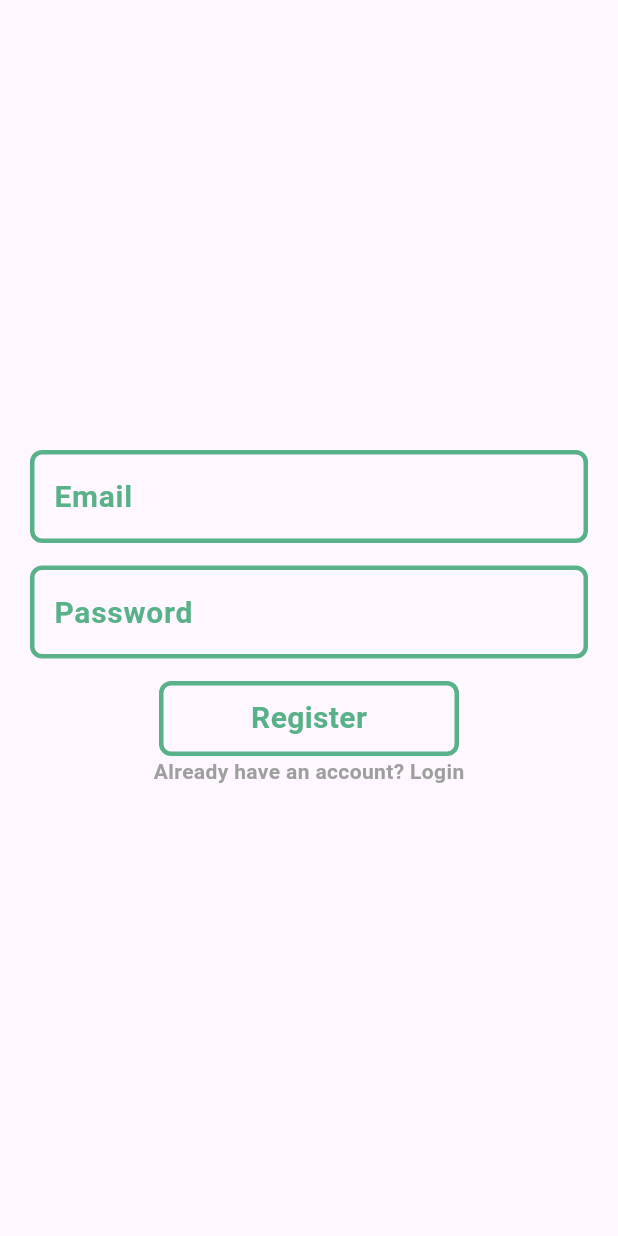
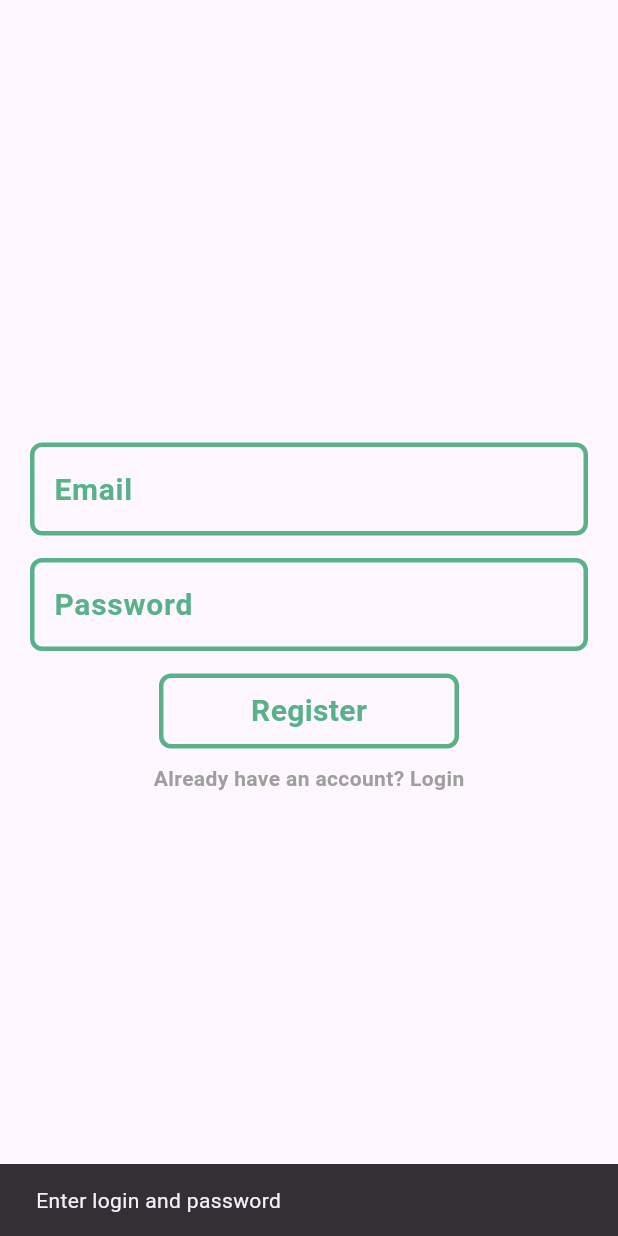
Before and after one commit to aposaitama/sqliteShopApp, a Flutter app: the RegisterPage screen opened by its route, after a tap on "Register", on a phone screen of 412 x 824 dp. Run offline on Flutter 3.47's test engine with Material 3 defaults, Android fonts, the phone set to English and light mode, and no system bars; our stand-ins replace animated_notch_bottom_bar, shared_preferences, sqflite; accounts and stored records are empty.

Commit message:
created logic fpr login and register page and used shared_preferences for userID

```diff
--- a/lib/models/user.dart
+++ b/lib/models/user.dart
@@ -1,9 +1,16 @@
 class User {
-  final int id;
-  final String name;
-  User({required this.id, required this.name});
+  int? id;
+  final String login;
+  final String password;
+  User({this.id, required this.login, required this.password});
 
   factory User.fromJson(Map<String, dynamic> json) {
-    return User(id: json['id'], name: json['name']);
+    return User(
+        id: json['id'], login: json['login'], password: json['password']);
   }
+  Map<String, dynamic> toMap() => {
+        'id': id,
+        'login': login,
+        'password': password,
+      };
 }
--- a/lib/pages/home_page.dart
+++ b/lib/pages/home_page.dart
@@ -28,7 +28,7 @@ class _HomePageState extends State<HomePage> {
     const ProductsPage(),
     const CartPage(),
     const HistoryPage(),
-    const UserProfilePage(),
+    // const UserProfilePage(),
   ];
 
   @override
--- a/lib/pages/register_page.dart
+++ b/lib/pages/register_page.dart
@@ -1,4 +1,6 @@
 import 'package:flutter/material.dart';
+import 'package:provider/provider.dart';
+import 'package:shop/provider/user_provider.dart';
 import 'package:shop/widgets/gesture_detector.dart';
 import 'package:shop/widgets/text_field.dart';
 
@@ -22,26 +24,55 @@ class _RegisterPageState extends State<RegisterPage> {
           child: Column(
             mainAxisAlignment: MainAxisAlignment.center,
             children: [
-              //email textfield
+              // Email textfield
               MyTextField(
                 text: 'Email',
                 controller: emailController,
               ),
+              const SizedBox(height: 15),
 
-              const SizedBox(
-                height: 15,
-              ),
-              //password textfield
+              // Password textfield
               MyTextField(
                 text: 'Password',
                 controller: passwordController,
               ),
+              const SizedBox(height: 15),
 
-              const SizedBox(
-                height: 15,
+              // Register button inside Consumer
+              Consumer<UserProvider>(
+                builder: (context, userProvider, child) {
+                  return MyGestureDetector(
+                    onTap: () async {
+                      final email = emailController.text.trim();
+                      final password = passwordController.text.trim();
+
+                      if (email.isNotEmpty && password.isNotEmpty) {
+                        try {
+                          // Регистрация пользователя
+                          await userProvider.register(email, password);
+
+                          // Переход на домашнюю страницу
+                          Navigator.pushNamed(context, '/home_page');
+                        } catch (e) {
+                          // Обработка ошибки регистрации
+                          ScaffoldMessenger.of(context).showSnackBar(
+                            SnackBar(content: Text(e.toString())),
+                          );
+                        }
+                      } else {
+                        ScaffoldMessenger.of(context).showSnackBar(
+                          const SnackBar(
+                              content: Text('Enter login and password')),
+                        );
+                      }
+                    },
+                    text: 'Register',
+                  );
+                },
               ),
-              //login button
-              MyGestureDetector(onTap: () {}, text: 'Register'),
+              const SizedBox(height: 10),
+
+              // Link to login page
               GestureDetector(
                 onTap: () {
                   Navigator.pushNamed(context, '/login_page');
@@ -51,9 +82,7 @@ class _RegisterPageState extends State<RegisterPage> {
                   style: TextStyle(
                       color: Colors.grey, fontWeight: FontWeight.bold),
                 ),
-              )
-
-              //register button
+              ),
             ],
           ),
         ),
--- /dev/null
+++ b/lib/provider/user_provider.dart
@@ -0,0 +1,60 @@
+import 'package:flutter/material.dart';
+import 'package:provider/provider.dart';
+import 'package:shared_preferences/shared_preferences.dart';
+import 'package:shop/db/database.dart';
+import 'package:shop/models/user.dart';
+import 'package:sqflite/sqflite.dart';
+
+class UserProvider extends ChangeNotifier {
+  final DatabaseService _databaseService = DatabaseService.instance;
+  User? _currentUser;
+  User? get currentUser => _currentUser;
+
+  //update _currentUser if there is successful login
+
+  Future<void> setUser(User user) async {
+    _currentUser = user;
+    final prefs = await SharedPreferences.getInstance();
+    await prefs.setInt('userID', user.id!);
+    notifyListeners();
+  }
+
+  Future<void> logOut(User user) async {
+    _currentUser = null;
+    final prefs = await SharedPreferences.getInstance();
+    await prefs.remove('userID');
+    notifyListeners();
+  }
+
+  Future<void> register(String login, String password) async {
+    try {
+      final newUser = User(login: login, password: password);
+      final userId = await _databaseService.addUser(login, password);
+      newUser.id = userId;
+      await setUser(newUser);
+    } catch (e) {
+      // Если ошибка связана с уникальностью логина
+      if (e is DatabaseException &&
+          e.toString().contains("UNIQUE constraint failed")) {
+        throw 'Login is already existed';
+      } else {
+        throw 'Registration erorr, try later';
+      }
+    }
+  }
+
+  Future<bool> login(String login, String password) async {
+    try {
+      final newUser = User(login: login, password: password);
+      final userId = await _databaseService.loginUser(login, password);
+      if (userId != null) {
+        newUser.id = userId;
+        await setUser(newUser);
+        return true;
+      }
+      return false;
+    } catch (e) {
+      throw 'Login error, try later';
+    }
+  }
+}
--- a/lib/widgets/gesture_detector.dart
+++ b/lib/widgets/gesture_detector.dart
@@ -1,9 +1,9 @@
 import 'package:flutter/material.dart';
 
 class MyGestureDetector extends StatelessWidget {
-  Function()? onTap;
-  String text;
-  MyGestureDetector({super.key, required this.onTap, required this.text});
+  final Function()? onTap;
+  final String text;
+  const MyGestureDetector({super.key, required this.onTap, required this.text});
   static const introColor = Color.fromRGBO(89, 177, 137, 1);
   @override
   Widget build(BuildContext context) {
--- a/pubspec.yaml
+++ b/pubspec.yaml
@@ -34,6 +34,7 @@ dependencies:
   path:
   provider:
   animated_notch_bottom_bar: ^1.0.3
+  shared_preferences: ^2.3.3
 
   # The following adds the Cupertino Icons font to your application.
   # Use with the CupertinoIcons class for iOS style icons.
```
Also changed, not shown: lib/db/database.dart (+37 -34 lines), lib/main.dart (+7 -2 lines), lib/pages/login_page.dart (+38 -1 lines), lib/pages/profile_page.dart (+81 -80 lines), pubspec.lock, 2 other files.
